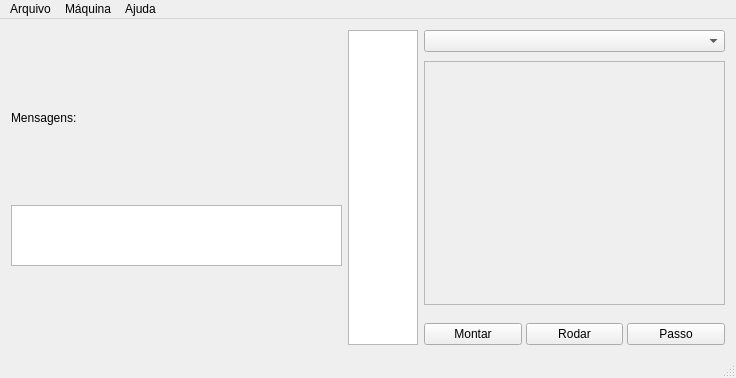
The window that hidra/hidragui.ui (petcomputacaoufrgs/hidracpp) describes before a commit, drawn with Qt 5.
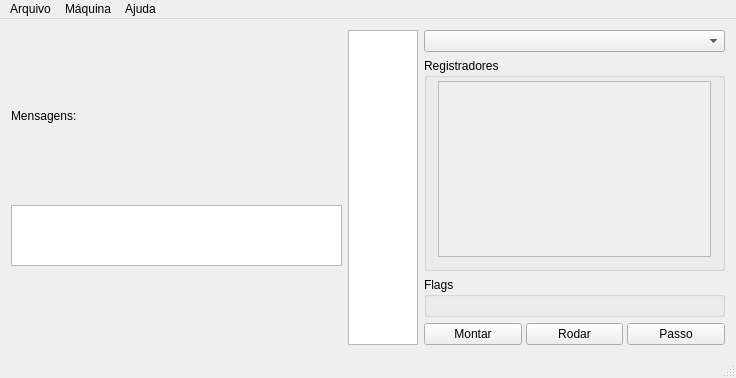
The same window after the commit.

Commit message: Registradores e flags gerados automaticamente, RegisterWidget e FlagWidget, Ajustes visuais, getters/setters em Machine

Diff of the .ui file:
```diff
--- a/hidra/hidragui.ui
+++ b/hidra/hidragui.ui
@@ -14,19 +14,7 @@
    <string>Hidra - PET Computação</string>
   </property>
   <property name="styleSheet">
-   <string notr="true">QCheckBox::indicator{
-	height: 20px;
-	width: 20px;
-}
-QCheckBox::indicator:checked {
-	background-color: qradialgradient(spread:pad, cx:0.5, cy:0.5, radius:0.7, fx:0.5, fy:0.5, stop:0 rgba(0, 255, 0, 255), stop:0.7 rgba(0, 255, 0, 255), stop:0.7 rgba(200, 230, 200, 0));
-
-}
-
-QCheckBox::indicator:unchecked {
-	background-color: qradialgradient(spread:pad, cx:0.5, cy:0.5, radius:0.7, fx:0.5, fy:0.5, stop:0 rgba(100, 110, 100, 255), stop:0.7 rgba(100, 110, 100, 255), stop:0.7 rgba(200, 230, 200, 0));
-
-}</string>
+   <string notr="true"/>
   </property>
   <property name="locale">
    <locale language="Portuguese" country="Brazil"/>
@@ -37,7 +25,7 @@
      <widget class="QWidget" name="areaEditor" native="true">
       <layout class="QVBoxLayout" name="verticalLayout">
        <property name="spacing">
-        <number>0</number>
+        <number>3</number>
        </property>
        <property name="leftMargin">
         <number>0</number>
@@ -56,11 +44,11 @@
        </item>
        <item>
         <widget class="QLabel" name="labelMensagens">
-         <property name="maximumSize">
-          <size>
-           <width>16777215</width>
-           <height>21</height>
-          </size>
+         <property name="sizePolicy">
+          <sizepolicy hsizetype="Preferred" vsizetype="Fixed">
+           <horstretch>0</horstretch>
+           <verstretch>0</verstretch>
+          </sizepolicy>
          </property>
          <property name="text">
           <string>Mensagens:</string>
@@ -135,9 +123,6 @@
        </size>
       </property>
       <layout class="QVBoxLayout" name="verticalLayout_2">
-       <property name="spacing">
-        <number>9</number>
-       </property>
        <property name="leftMargin">
         <number>0</number>
        </property>
@@ -178,25 +163,128 @@
         </widget>
        </item>
        <item>
-        <widget class="QScrollArea" name="scrollAreaRegisters">
-         <property name="widgetResizable">
-          <bool>true</bool>
+        <widget class="QGroupBox" name="groupBox">
+         <property name="title">
+          <string>Registradores</string>
          </property>
-         <widget class="QWidget" name="areaRegisters">
-          <property name="geometry">
-           <rect>
-            <x>0</x>
-            <y>0</y>
-            <width>299</width>
-            <height>238</height>
-           </rect>
+         <layout class="QHBoxLayout" name="horizontalLayout_4">
+          <property name="topMargin">
+           <number>3</number>
           </property>
-          <layout class="QGridLayout" name="gridLayout"/>
-         </widget>
+          <item>
+           <widget class="QScrollArea" name="scrollAreaRegisters">
+            <property name="horizontalScrollBarPolicy">
+             <enum>Qt::ScrollBarAsNeeded</enum>
+            </property>
+            <property name="widgetResizable">
+             <bool>true</bool>
+            </property>
+            <property name="alignment">
+             <set>Qt::AlignLeading|Qt::AlignLeft|Qt::AlignTop</set>
+            </property>
+            <widget class="QWidget" name="widgetRegisters">
+             <property name="geometry">
+              <rect>
+               <x>0</x>
+               <y>0</y>
+               <width>279</width>
+               <height>190</height>
+              </rect>
+             </property>
+             <layout class="QHBoxLayout" name="horizontalLayout_3">
+              <item>
+               <spacer name="horizontalSpacer">
+                <property name="orientation">
+                 <enum>Qt::Horizontal</enum>
+                </property>
+                <property name="sizeHint" stdset="0">
+                 <size>
+                  <width>0</width>
+                  <height>0</height>
+                 </size>
+                </property>
+               </spacer>
+              </item>
+              <item>
+               <layout class="QGridLayout" name="layoutRegisters">
+                <property name="horizontalSpacing">
+                 <number>0</number>
+                </property>
+                <property name="verticalSpacing">
+                 <number>6</number>
+                </property>
+               </layout>
+              </item>
+              <item>
+               <spacer name="horizontalSpacer_2">
+                <property name="orientation">
+                 <enum>Qt::Horizontal</enum>
+                </property>
+                <property name="sizeHint" stdset="0">
+                 <size>
+                  <width>0</width>
+                  <height>0</height>
+                 </size>
+                </property>
+               </spacer>
+              </item>
+             </layout>
+            </widget>
+           </widget>
+          </item>
+         </layout>
         </widget>
        </item>
        <item>
-        <widget class="QWidget" name="areaFlags" native="true"/>
+        <widget class="QGroupBox" name="areaFlags">
+         <property name="minimumSize">
+          <size>
+           <width>0</width>
+           <height>40</height>
+          </size>
+         </property>
+         <property name="title">
+          <string>Flags</string>
+         </property>
+         <layout class="QGridLayout" name="gridLayout">
+          <property name="topMargin">
+           <number>3</number>
+          </property>
+          <item row="0" column="1">
+           <layout class="QHBoxLayout" name="layoutFlags">
+            <property name="spacing">
+             <number>18</number>
+            </property>
+           </layout>
+          </item>
+          <item row="0" column="0">
+           <spacer name="horizontalSpacer_3">
+            <property name="orientation">
+             <enum>Qt::Horizontal</enum>
+            </property>
+            <property name="sizeHint" stdset="0">
+             <size>
+              <width>0</width>
+              <height>0</height>
+             </size>
+            </property>
+           </spacer>
+          </item>
+          <item row="0" column="2">
+           <spacer name="horizontalSpacer_4">
+            <property name="orientation">
+             <enum>Qt::Horizontal</enum>
+            </property>
+            <property name="sizeHint" stdset="0">
+             <size>
+              <width>0</width>
+              <height>0</height>
+             </size>
+            </property>
+           </spacer>
+          </item>
+         </layout>
+        </widget>
        </item>
        <item>
         <layout class="QHBoxLayout" name="horizontalLayout">
```
The commit also changes 13 other files.
